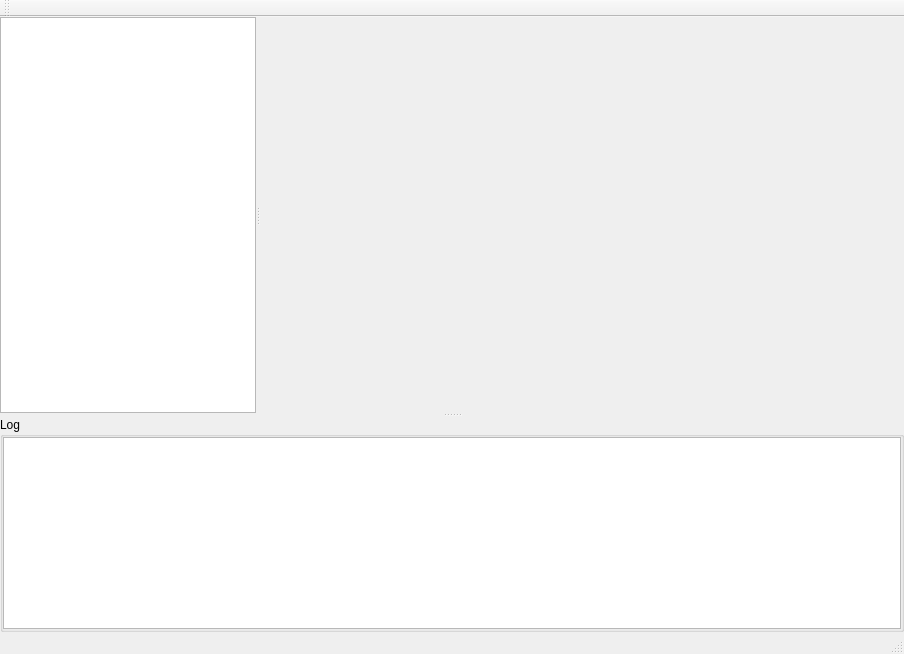
sebastianrakel/mongolicous, file ui/mainwindow.ui: the form before one commit.
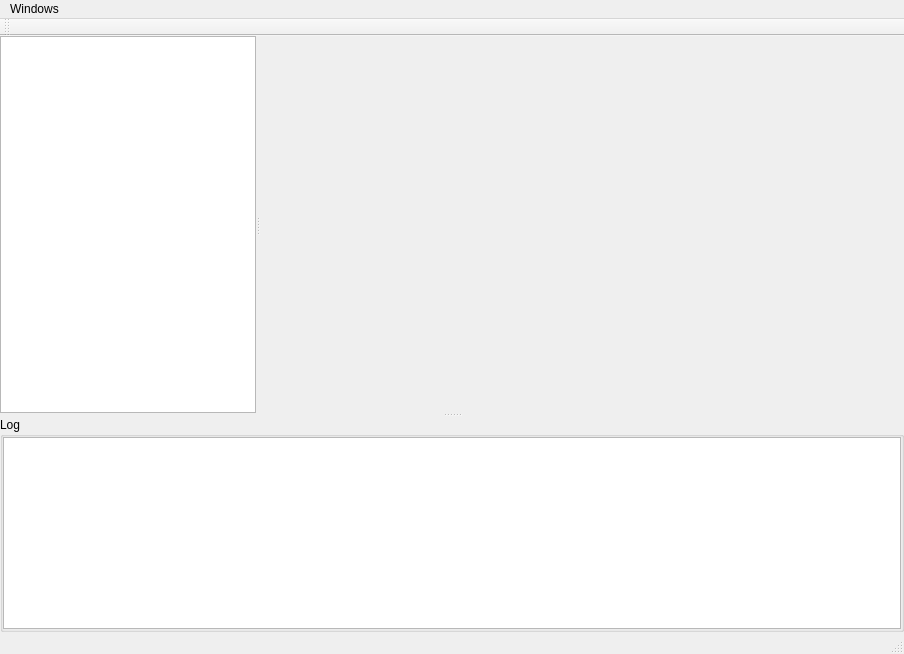
The form after the commit.

```diff
--- a/ui/mainwindow.ui
+++ b/ui/mainwindow.ui
@@ -112,6 +112,13 @@
      <height>19</height>
     </rect>
    </property>
+   <widget class="QMenu" name="menuWindows">
+    <property name="title">
+     <string>Windows</string>
+    </property>
+    <addaction name="actionConsole"/>
+   </widget>
+   <addaction name="menuWindows"/>
   </widget>
   <widget class="QStatusBar" name="statusbar"/>
   <widget class="QToolBar" name="toolBar">
```
Left out of the diff: 5 changed lines with no effect on the pictures.
